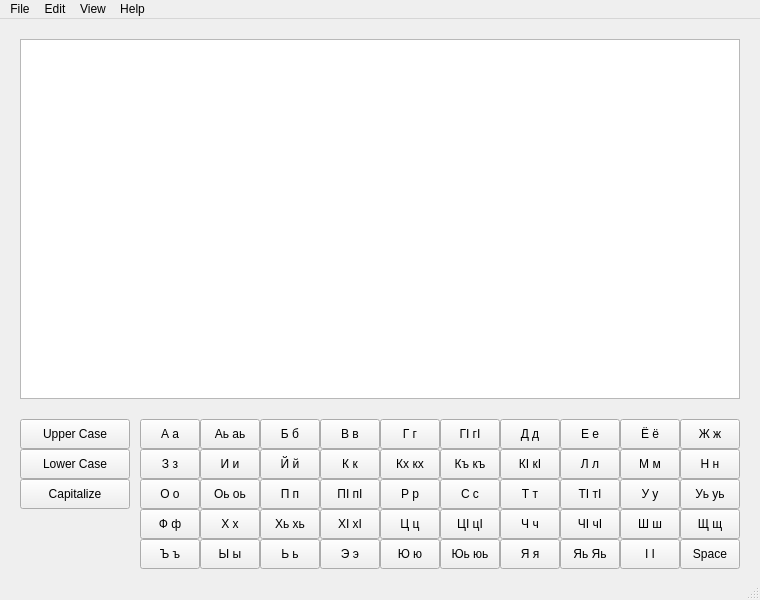
Above: CIATE/mainwindow.ui from AleksandrMigunov/CIATE before the change. Below: the same form after it.
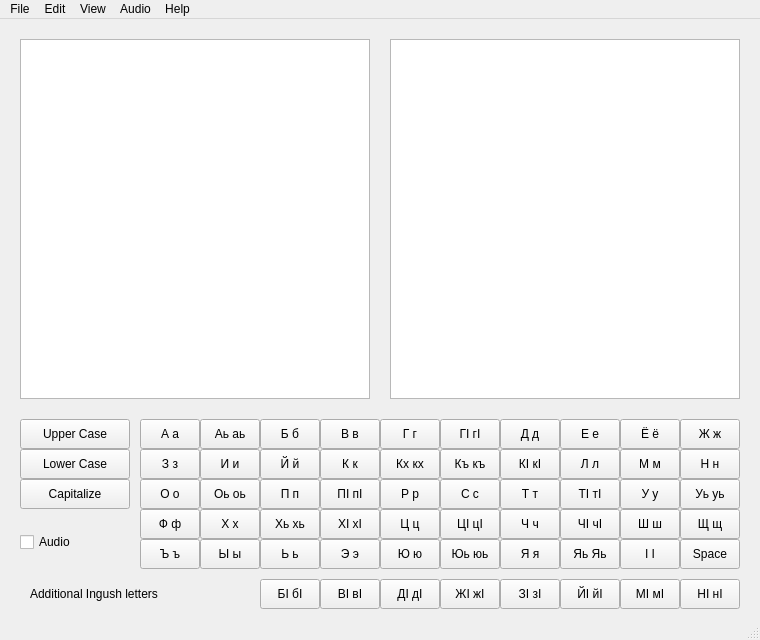
That is the form after the change.

Patch:
```diff
--- a/CIATE/mainwindow.ui
+++ b/CIATE/mainwindow.ui
@@ -21,7 +21,7 @@
     <x>0</x>
     <y>0</y>
     <width>760</width>
-    <height>600</height>
+    <height>640</height>
    </rect>
   </property>
   <property name="windowTitle">
@@ -33,7 +33,7 @@
      <rect>
       <x>20</x>
       <y>20</y>
-      <width>720</width>
+      <width>350</width>
       <height>360</height>
      </rect>
     </property>
@@ -1021,6 +1021,197 @@
      <string>Space</string>
     </property>
    </widget>
+   <widget class="QCheckBox" name="checkBox_Audio">
+    <property name="geometry">
+     <rect>
+      <x>20</x>
+      <y>510</y>
+      <width>111</width>
+      <height>26</height>
+     </rect>
+    </property>
+    <property name="text">
+     <string>Audio</string>
+    </property>
+   </widget>
+   <widget class="QTextEdit" name="textEdit_2">
+    <property name="geometry">
+     <rect>
+      <x>390</x>
+      <y>20</y>
+      <width>350</width>
+      <height>360</height>
+     </rect>
+    </property>
+    <property name="readOnly">
+     <bool>true</bool>
+    </property>
+   </widget>
+   <widget class="QPushButton" name="pushButton_n1">
+    <property name="geometry">
+     <rect>
+      <x>680</x>
+      <y>560</y>
+      <width>60</width>
+      <height>30</height>
+     </rect>
+    </property>
+    <property name="toolTip">
+     <string/>
+    </property>
+    <property name="statusTip">
+     <string/>
+    </property>
+    <property name="text">
+     <string>НІ нІ</string>
+    </property>
+   </widget>
+   <widget class="QPushButton" name="pushButton_v1">
+    <property name="geometry">
+     <rect>
+      <x>320</x>
+      <y>560</y>
+      <width>60</width>
+      <height>30</height>
+     </rect>
+    </property>
+    <property name="toolTip">
+     <string/>
+    </property>
+    <property name="statusTip">
+     <string/>
+    </property>
+    <property name="text">
+     <string>ВІ вІ</string>
+    </property>
+   </widget>
+   <widget class="QPushButton" name="pushButton_j1">
+    <property name="geometry">
+     <rect>
+      <x>560</x>
+      <y>560</y>
+      <width>60</width>
+      <height>30</height>
+     </rect>
+    </property>
+    <property name="toolTip">
+     <string/>
+    </property>
+    <property name="statusTip">
+     <string/>
+    </property>
+    <property name="text">
+     <string>ЙІ йІ</string>
+    </property>
+   </widget>
+   <widget class="QPushButton" name="pushButton_d1">
+    <property name="geometry">
+     <rect>
+      <x>380</x>
+      <y>560</y>
+      <width>60</width>
+      <height>30</height>
+     </rect>
+    </property>
+    <property name="toolTip">
+     <string/>
+    </property>
+    <property name="statusTip">
+     <string/>
+    </property>
+    <property name="text">
+     <string>ДІ дІ</string>
+    </property>
+   </widget>
+   <widget class="QPushButton" name="pushButton_m1">
+    <property name="geometry">
+     <rect>
+      <x>620</x>
+      <y>560</y>
+      <width>60</width>
+      <height>30</height>
+     </rect>
+    </property>
+    <property name="toolTip">
+     <string/>
+    </property>
+    <property name="statusTip">
+     <string/>
+    </property>
+    <property name="text">
+     <string>МІ мІ</string>
+    </property>
+   </widget>
+   <widget class="QPushButton" name="pushButton_b1">
+    <property name="geometry">
+     <rect>
+      <x>260</x>
+      <y>560</y>
+      <width>60</width>
+      <height>30</height>
+     </rect>
+    </property>
+    <property name="toolTip">
+     <string/>
+    </property>
+    <property name="statusTip">
+     <string/>
+    </property>
+    <property name="text">
+     <string>БІ бІ</string>
+    </property>
+   </widget>
+   <widget class="QPushButton" name="pushButton_z1">
+    <property name="geometry">
+     <rect>
+      <x>500</x>
+      <y>560</y>
+      <width>60</width>
+      <height>30</height>
+     </rect>
+    </property>
+    <property name="toolTip">
+     <string/>
+    </property>
+    <property name="statusTip">
+     <string/>
+    </property>
+    <property name="text">
+     <string>ЗІ зІ</string>
+    </property>
+   </widget>
+   <widget class="QPushButton" name="pushButton_zh1">
+    <property name="geometry">
+     <rect>
+      <x>440</x>
+      <y>560</y>
+      <width>60</width>
+      <height>30</height>
+     </rect>
+    </property>
+    <property name="toolTip">
+     <string/>
+    </property>
+    <property name="statusTip">
+     <string/>
+    </property>
+    <property name="text">
+     <string>ЖІ жІ</string>
+    </property>
+   </widget>
+   <widget class="QLabel" name="label">
+    <property name="geometry">
+     <rect>
+      <x>30</x>
+      <y>560</y>
+      <width>210</width>
+      <height>30</height>
+     </rect>
+    </property>
+    <property name="text">
+     <string>Additional Ingush letters</string>
+    </property>
+   </widget>
   </widget>
   <widget class="QMenuBar" name="menubar">
    <property name="geometry">
@@ -1028,7 +1219,7 @@
      <x>0</x>
      <y>0</y>
      <width>760</width>
-     <height>21</height>
+     <height>27</height>
     </rect>
    </property>
    <widget class="QMenu" name="menuFile">
@@ -1075,9 +1266,21 @@
     <addaction name="actionAbout"/>
     <addaction name="actionAbout_Qt"/>
    </widget>
+   <widget class="QMenu" name="menuAudio">
+    <property name="title">
+     <string>Audio</string>
+    </property>
+    <addaction name="actionIngush_alphabet"/>
+    <addaction name="separator"/>
+    <addaction name="actionAlphabet_1"/>
+    <addaction name="actionAlphabet_2"/>
+    <addaction name="actionAlphabet_3"/>
+    <addaction name="actionAlphabet_4"/>
+   </widget>
    <addaction name="menuFile"/>
    <addaction name="menuEdit"/>
    <addaction name="menuView"/>
+   <addaction name="menuAudio"/>
    <addaction name="menuHelp"/>
   </widget>
   <widget class="QStatusBar" name="statusbar"/>
```
Left out of the diff: 78 changed lines with no effect on the pictures.
